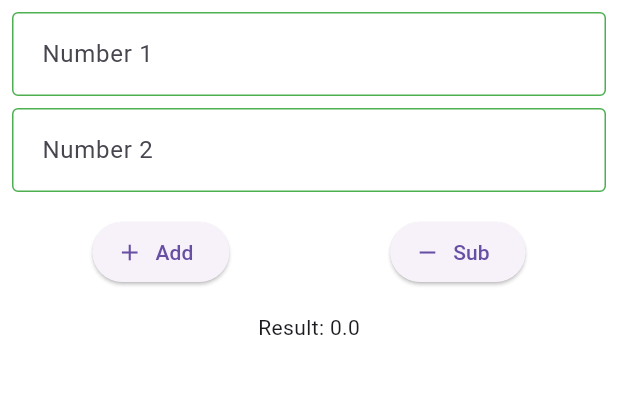
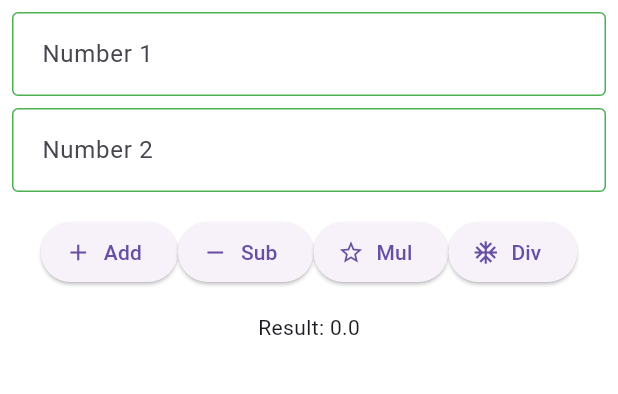
Before and after one commit to ashikmoinul/calculator_app, a Flutter app: the screen it shows after launch, after a tap on "Sub", on a phone screen of 412 x 824 dp, the part 84-478 px from its top. Run offline on Flutter 3.47's test engine with Material 3 defaults, Android fonts, the phone set to English and light mode, and no system bars.

Commit message:
Add Home Screen UI

```diff
--- a/lib/home_screen.dart
+++ b/lib/home_screen.dart
@@ -43,8 +43,8 @@ class _HomeScreenState extends State<HomeScreen> {
               keyboardType: TextInputType.number,
             ),
             const SizedBox(height: 16),
-            Row(
-              mainAxisAlignment: MainAxisAlignment.spaceAround,
+            Wrap(
+              alignment: WrapAlignment.center,
               children: [
                 ElevatedButton.icon(
                   onPressed: _add,
@@ -55,6 +55,16 @@ class _HomeScreenState extends State<HomeScreen> {
                   onPressed: _sub,
                   icon: const Icon(Icons.remove),
                   label: const Text('Sub'),
+                ),
+                ElevatedButton.icon(
+                  onPressed: _mul,
+                  icon: const Icon(Icons.star_border),
+                  label: const Text('Mul'),
+                ),
+                ElevatedButton.icon(
+                  onPressed: _div,
+                  icon: const Icon(Icons.ac_unit_outlined),
+                  label: const Text('Div'),
                 ),
               ],
             ),
@@ -73,23 +83,30 @@ class _HomeScreenState extends State<HomeScreen> {
     double numberOne = double.tryParse(_numOneTEController.text) ?? 0;
     double numberTwo = double.tryParse(_numTwoTEController.text) ?? 0;
     _result = numberOne + numberTwo;
-    setState(() {
-
-    });
+    setState(() {});
   }
 
   void _sub() {
     double numberOne = double.tryParse(_numOneTEController.text) ?? 0;
     double numberTwo = double.tryParse(_numTwoTEController.text) ?? 0;
     _result = numberOne - numberTwo;
-    setState(() {
-
-    });
+    setState(() {});
+  }
+ void _mul() {
+    double numberOne = double.tryParse(_numOneTEController.text) ?? 0;
+    double numberTwo = double.tryParse(_numTwoTEController.text) ?? 0;
+    _result = numberOne * numberTwo;
+    setState(() {});
+  }
+ void _div() {
+    double numberOne = double.tryParse(_numOneTEController.text) ?? 0;
+    double numberTwo = double.tryParse(_numTwoTEController.text) ?? 0;
+    _result = numberOne / numberTwo;
+    setState(() {});
   }
 
   @override
   void dispose() {
-
     _numOneTEController.dispose();
     _numTwoTEController.dispose();
     super.dispose();
```
